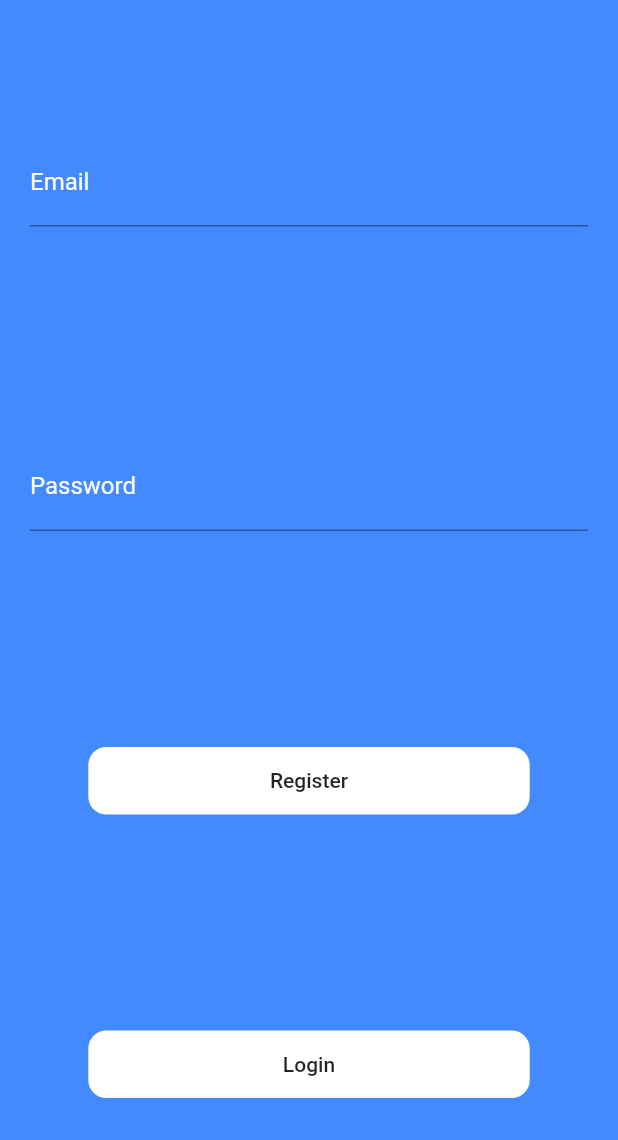
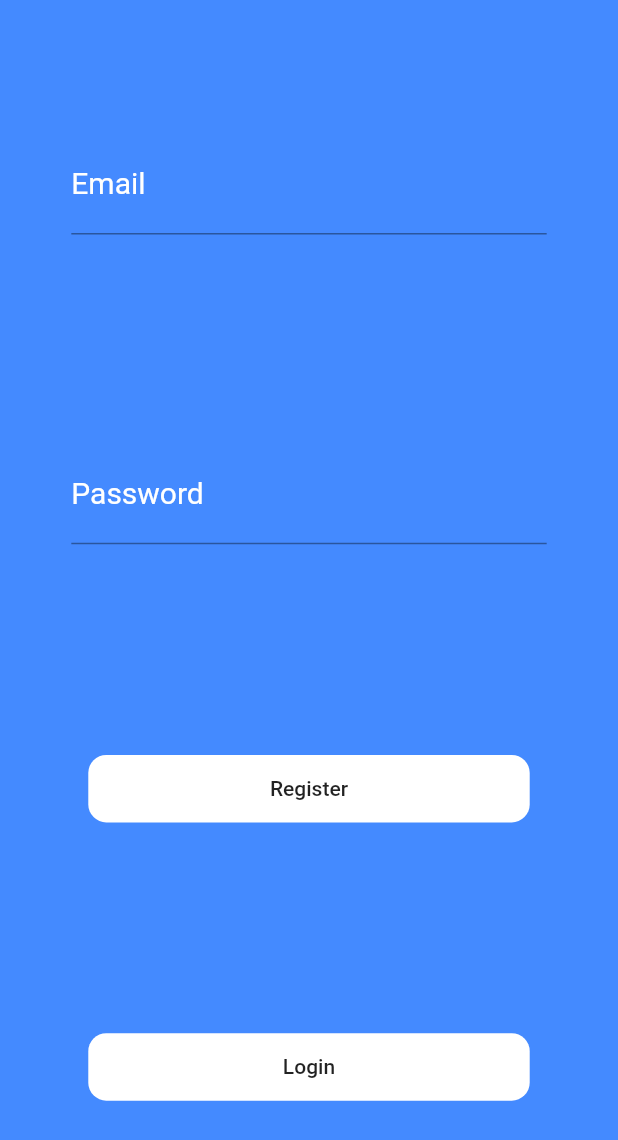
Before and after one commit to TanishSawant/cryptoappflutter, a Flutter app: the screen it shows after launch, on a phone screen of 412 x 824 dp. Shown: the top 1140 px of the screen. Run offline on Flutter 3.47's test engine with Material 2 defaults, Android fonts, the phone set to English and light mode, and no system bars; our stand-ins replace cloud_firestore, firebase_auth, firebase_core, toast; accounts and stored records are empty.

```diff
--- /dev/null
+++ b/lib/net/api_methods.dart
@@ -0,0 +1 @@
+//https://api.coingecko.com/api/v3/coins/
--- a/lib/ui/authentication.dart
+++ b/lib/ui/authentication.dart
@@ -24,7 +24,10 @@ class _AuthenticationState extends State<Authentication> {
           mainAxisAlignment: MainAxisAlignment.spaceAround,
           crossAxisAlignment: CrossAxisAlignment.center,
           children: [
-            TextFormField(
+            Container(
+              width: MediaQuery.of(context).size.width / 1.3,
+              child: TextFormField(
+                style: TextStyle(color: Colors.white, fontSize: 20.0),
                 controller: _emailController,
                 decoration: InputDecoration(
                   hintText: "Enter your email",
@@ -37,7 +40,11 @@ class _AuthenticationState extends State<Authentication> {
                   )
                 ),
               ),
-            TextFormField(
+            ),
+            Container(
+              width: MediaQuery.of(context).size.width / 1.3,
+              child: TextFormField(
+                style: TextStyle(color: Colors.white, fontSize: 20.0),
                 controller: _passController,
                 obscureText: true,
                 decoration: InputDecoration(
@@ -49,6 +56,7 @@ class _AuthenticationState extends State<Authentication> {
                   labelStyle: TextStyle(
                     color: Colors.white
                   )
+                ),
               ),
             ),
             Container(
--- a/pubspec.yaml
+++ b/pubspec.yaml
@@ -26,6 +26,7 @@ dependencies:
   firebase_core: "^0.5.0"
   firebase_auth: "^0.18.1+1"
   cloud_firestore: "^0.14.1+1"
+  toast: ^0.1.5
 
 
   # The following adds the Cupertino Icons font to your application.
```
Also changed, not shown: lib/net/flutterFire.dart (+31 -0 lines), lib/ui/add_view.dart (+14 -2 lines), lib/net/api_functions.dart (deleted), pubspec.lock. Lines whose indentation alone changed are shown as unchanged.
